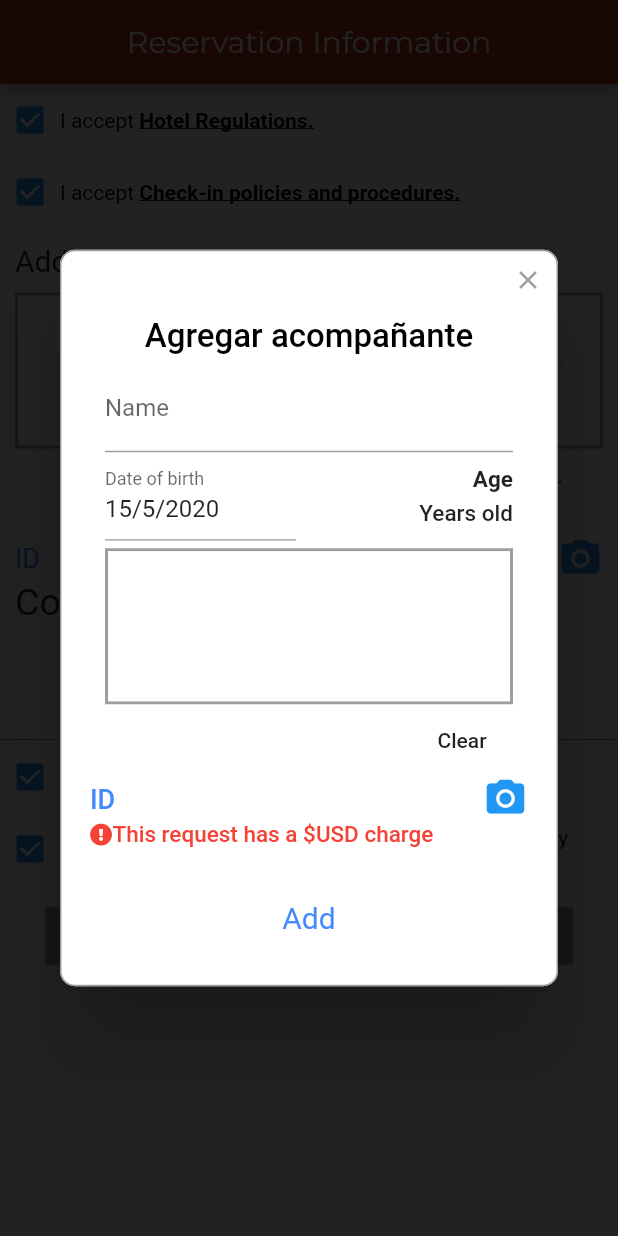
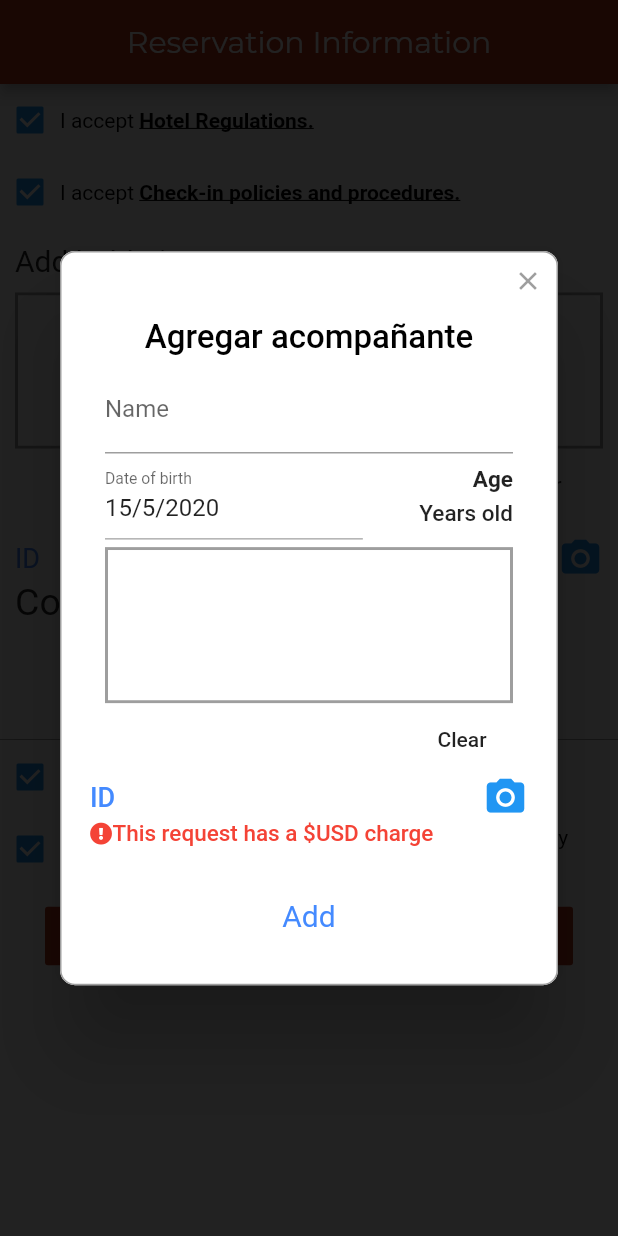
Before and after one commit to asantos1711/precheckinapp, a Flutter app: the InformacionAdicional screen opened directly with empty values, after a tap on an icon or button, on a phone screen of 412 x 824 dp. Run offline on Flutter 3.47's test engine with Material 2 defaults, Android fonts, the phone set to English and light mode, and no system bars; drawn by our look-alikes of rflutter_alert, signature; our stand-ins replace auto_size_text, camera, flutter_svg, fluttertoast, font_awesome_flutter, qr_flutter and 2 more; missing offline and left inert: camera_camera, mrzflutterplugin; accounts and stored records are empty; network calls fail; statements that could not run were skipped.

Commit message:
Fix, DatePickers , Texto en Alerts , checks

```diff
--- a/i18n/en.json
+++ b/i18n/en.json
@@ -56,7 +56,7 @@
   "no_compartir": "We will not share your ID with any other user.",
   "aerolinea": "Airline",
   "mensaje_casillas": "Check the missing boxes",
-  "instruccion_scanner":"The Passport will then be scanned.\nMake sure there is a clear and visible image.",
+  "instruccion_scanner":"The Passport will then be scanned.Make sure there is a clear and visible image.",
   "fin_escaneo_titulo":"Passport scan",
   "fin_escaneo_body":"The passport scan was successful.",
   "foto_titulo_uno":"Take the first photo:\nfront of the identification document",
--- a/i18n/es.json
+++ b/i18n/es.json
@@ -58,7 +58,7 @@
   "opcion_error": "Tengo errores con mi reservación",
   "aerolinea": "Aerolinea",
   "mensaje_casillas": "Marque las casillas faltantes",
-  "instruccion_scanner":"A continuación se escaneará el Pasaporte.\nAsegurese de exista una imagen clara y visible.",
+  "instruccion_scanner":"A continuación se escaneará el Pasaporte.Asegurese de exista una imagen clara y visible.",
   "fin_escaneo_titulo":"Escaneo de pasaporte",
   "fin_escaneo_body":"El escaneo del pasaporte se ha realizado con éxito.",
   "foto_titulo_uno":"Haz la primera foto:\nanverso del documento de identificación",
--- a/lib/main.dart
+++ b/lib/main.dart
@@ -1,4 +1,6 @@
 import 'package:flutter/material.dart';
+import 'package:flutter/material.dart';
+import 'package:flutter/services.dart';
 import 'package:flutter_localizations/flutter_localizations.dart';
 import 'package:precheckin/pages/ChooseLanguage.dart';
 import 'package:precheckin/pages/identificacion/PrimerDocumento.dart';
@@ -77,6 +79,10 @@ class MyHomePage extends StatefulWidget {
 class _MyHomePageState extends State<MyHomePage>{
   @override
   Widget build(BuildContext context){
+    SystemChrome.setSystemUIOverlayStyle(SystemUiOverlayStyle(
+      statusBarColor: Colors.grey[300],
+      systemNavigationBarColor:  Colors.red
+    ));
     return new Scaffold(
       body: SplashPage(),
     );
--- a/lib/pages/HabitacionTitular.dart
+++ b/lib/pages/HabitacionTitular.dart
@@ -812,9 +812,9 @@ class _HabitacionTitularState extends State<HabitacionTitular> with TickerProvid
                   width: (width-30)/2,
                   child: new Theme(
                       data: Theme.of(context).copyWith(
-                        primaryColor: Theme.of(context).primaryColor,
-                        accentColor: Theme.of(context).primaryColor,
-                        splashColor: Theme.of(context).primaryColor,
+                        primaryColor: Color.fromRGBO(191, 52, 26, 1),
+                        accentColor: Color.fromRGBO(191, 52, 26, 1),
+                        splashColor: Color.fromRGBO(191, 52, 26, 1),
                       ),
                       child: new Builder(
                         builder: (context) =>new TextFormField(
--- a/lib/pages/InformacionAdicional.dart
+++ b/lib/pages/InformacionAdicional.dart
@@ -1,4 +1,5 @@
 import 'dart:convert';
+import 'dart:math';
 import 'package:flutter/material.dart';
 import 'package:font_awesome_flutter/font_awesome_flutter.dart';
 import 'package:precheckin/models/commons/acompaniantes_model.dart';
@@ -37,7 +38,7 @@ class InformacionAdicional extends StatefulWidget {
 class _InformacionAdicionalState extends State<InformacionAdicional> {
   double width;
   double height;
-  bool _enableButton = false;
+  bool _enableButton = true;
   bool _promoInfoBool = true;
   bool _avisoPrivaBool = true;
   bool _recibirInfoBool = true;
--- a/lib/widgets/card_acompanante.dart
+++ b/lib/widgets/card_acompanante.dart
@@ -118,19 +118,22 @@ class _CardAcompananteState extends State<CardAcompanante> {
     return Align(
         alignment: Alignment.centerLeft,
         child: Container(
-            width: ((width - 30) /3),
+            width: ((width - 30) *0.45),
             child:  new Theme(
               data: Theme.of(context).copyWith(
-                primaryColor: Theme.of(context).primaryColor,
-                accentColor: Theme.of(context).primaryColor,
-                splashColor: Theme.of(context).primaryColor,
+                primaryColor: Color.fromRGBO(191, 52, 26, 1),
+                accentColor: Color.fromRGBO(191, 52, 26, 1),
+                splashColor: Color.fromRGBO(191, 52, 26, 1),
               ),
               child: new Builder(
                 builder: (context) =>new TextFormField(
                   controller: _controllerFechaEdad,
                   decoration: InputDecoration(
-                    hintMaxLines: 2,
-                    labelText: Translations.of(context).text('fec_nacimiento')),
+                    hintMaxLines: 4,
+                    labelStyle: TextStyle(fontSize: 14),
+                    floatingLabelBehavior: FloatingLabelBehavior.always,
+                    labelText: Translations.of(context).text('fec_nacimiento')
+                  ),
                   readOnly: true,
                   onTap: () => _selectDate(context),
                 ) ,
--- a/lib/widgets/docIdentificacion.dart
+++ b/lib/widgets/docIdentificacion.dart
@@ -67,7 +67,9 @@ class _DocIdentificacionState extends State<DocIdentificacion> {
                         )
                       );
                     },
-                    child:Icon(Icons.camera_alt, color: Colors.blue, size: 30,)
+                    child:_condicionIcono()?
+                      Icon(Icons.check_circle_outline, color:Colors.green, size: 30,):
+                      Icon(Icons.camera_alt, color: Colors.blue, size: 30,)
                   )
               )
             ],
@@ -75,6 +77,15 @@ class _DocIdentificacionState extends State<DocIdentificacion> {
         ],
       )
     );
+  }
+
+  bool _condicionIcono(){
+    bool condicion =  acompaniantes.imageback!=null
+    &&acompaniantes.imagefront !=null
+    &&acompaniantes.imageback.length>10
+    &&acompaniantes.imagefront.length>10 ;
+    print('condicion'+condicion.toString());
+    return condicion;
   }
 
 
--- a/pubspec.yaml
+++ b/pubspec.yaml
@@ -42,6 +42,7 @@ dependencies:
   path_provider:
   path:
   camera_camera: ^1.0.31
+  auto_size_text: ^2.1.0
 
 dev_dependencies:
   flutter_test:
```
Also changed, not shown: lib/pages/ElegirIdentificacion.dart (+25 -2 lines), pubspec.lock.
